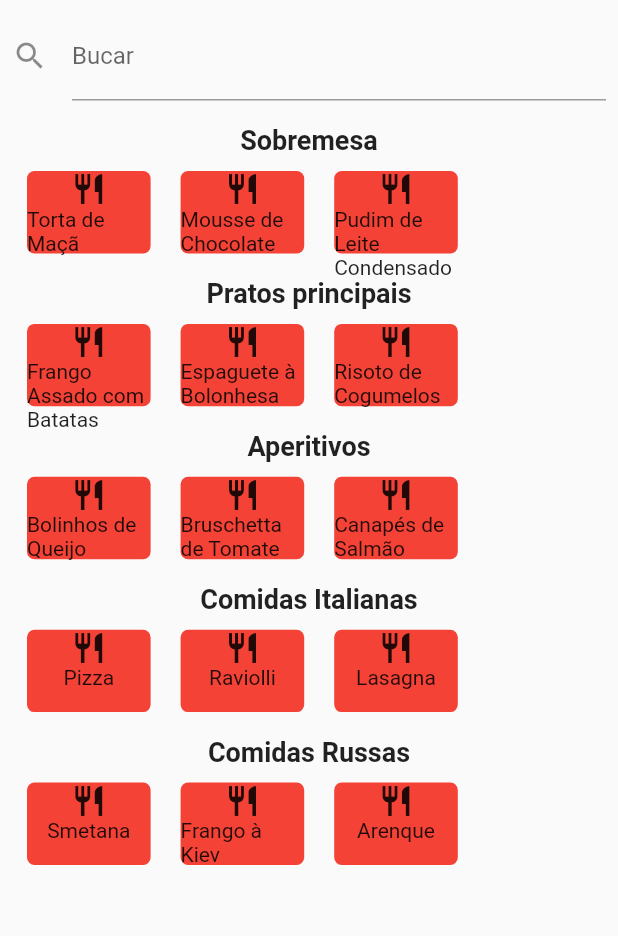
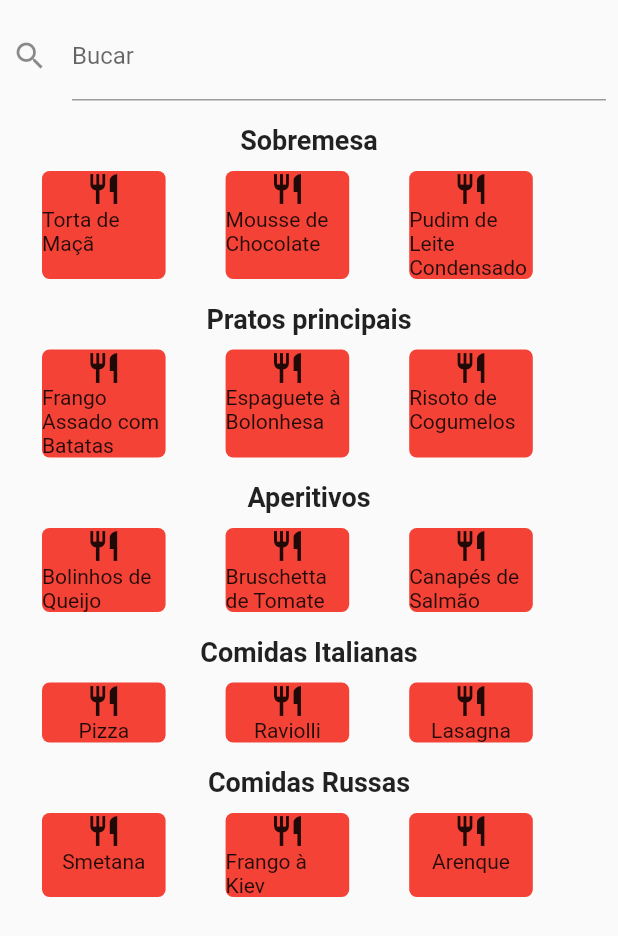
Before and after one commit to DanielNaiff/Curso_de_Flutter_2023, a Flutter app: the screen it shows after launch, on a phone screen of 412 x 824 dp. Shown: the top 936 px of the screen. Run offline on Flutter 3.47's test engine with Material 2 defaults, Android fonts, the phone set to English and light mode, and no system bars.

Commit message:
adicionando container

```diff
--- a/Flutter_aulas/Projeto_final/lib/classes.dart
+++ b/Flutter_aulas/Projeto_final/lib/classes.dart
@@ -15,6 +15,33 @@ class Prato {
   const Prato({required this.nome, required this.preco});
 }
 
+class Child extends StatelessWidget {
+  final CardPrato cardprato;
+  final bool alturaFixa;
+
+  const Child({
+    super.key,
+    required this.cardprato,
+    required this.alturaFixa,
+  });
+
+  @override
+  Widget build(BuildContext context) {
+    Size size = MediaQuery.of(context).size;
+    return Container(
+      decoration: BoxDecoration(
+          color: Colors.red,
+          borderRadius: BorderRadius.all(Radius.circular(5))),
+      margin: const EdgeInsets.symmetric(
+        horizontal: 10,
+      ),
+      width: size.width / 5,
+      height: alturaFixa ? (size.height / 15) : null,
+      child: cardprato,
+    );
+  }
+}
+
 class Secao extends StatelessWidget {
   final String titulo;
   final List<Prato> pratos;
@@ -27,8 +54,6 @@ class Secao extends StatelessWidget {
 
   @override
   Widget build(BuildContext context) {
-    double screenWidth = MediaQuery.of(context).size.width;
-    double screenHeigth = MediaQuery.of(context).size.height;
     return Column(
       children: [
         Center(
@@ -41,29 +66,25 @@ class Secao extends StatelessWidget {
           ),
         ),
         const SizedBox(height: 10),
-        Row(
+        IntrinsicHeight(
+          child: Row(
+            crossAxisAlignment: CrossAxisAlignment.stretch,
             children: [
               for (Prato prato in pratos)
                 Padding(
                   padding: const EdgeInsets.symmetric(
                     horizontal: 10,
                   ),
-                child: Container(
-                  width: screenWidth / 5,
-                  height: screenHeigth / 15,
-                  decoration: BoxDecoration(
-                      color: Colors.red,
-                      borderRadius: BorderRadius.all(Radius.circular(5))),
-                  child: Expanded(
-                    flex: 2,
-                    child: CardPrato(
+                  child: Child(
+                    alturaFixa: false,
+                    cardprato: CardPrato(
                       prato: prato,
                       icone: const Icon(Icons.restaurant),
                     ),
                   ),
                 ),
+            ],
           ),
-          ],
         ),
       ],
     );
```
Lines whose indentation alone changed are shown as unchanged.
